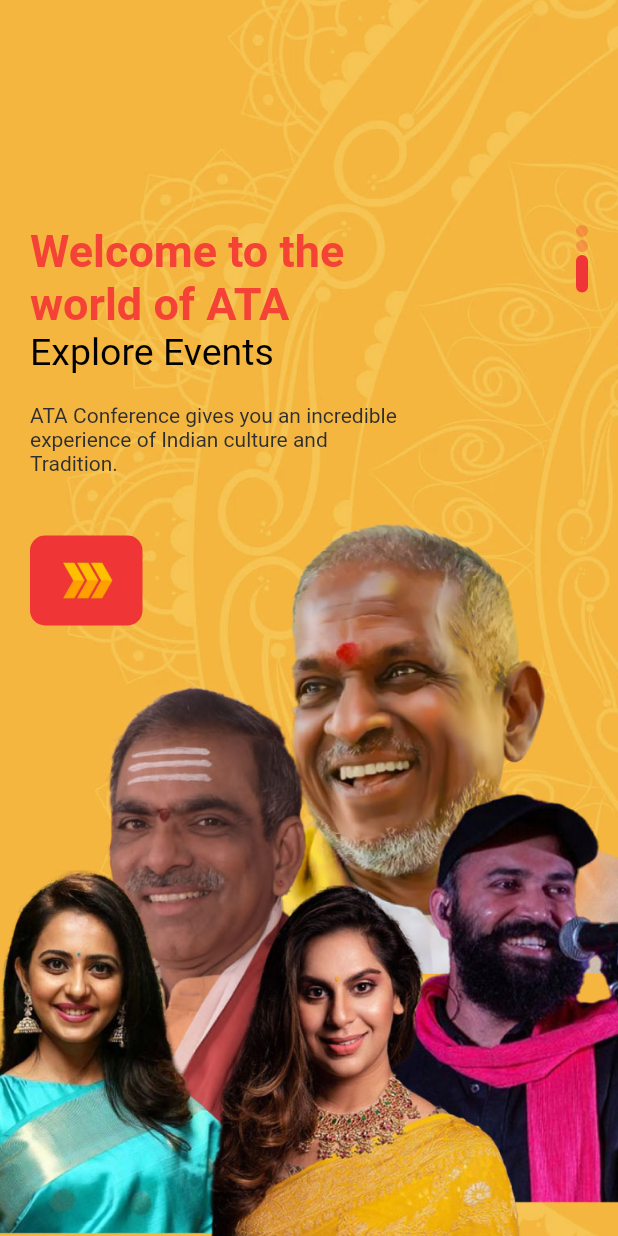
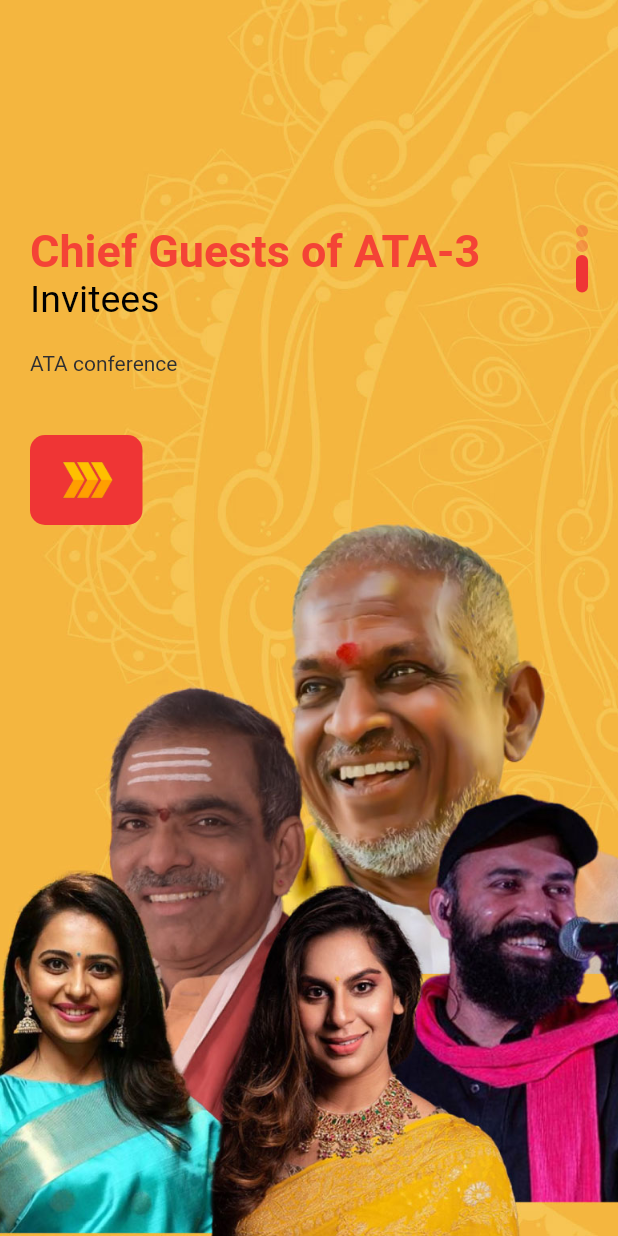
Before and after one commit to sabhinav3/int_appone, a Flutter app: the WelcomePage screen opened directly, swiped to page 3, on a phone screen of 412 x 824 dp. Run offline on Flutter 3.47's test engine with Material 2 defaults, Android fonts, the phone set to English and light mode, and no system bars; our stand-ins replace bloc, carousel_slider, cloud_firestore, equatable, firebase_auth, firebase_core and 5 more; missing offline and left inert: dart:ffi; accounts and stored records are empty.

Commit message:
made the welcome screen dynamic text and made various texts individual to the screens and changed the background

```diff
--- a/lib/pages/welcome_page.dart
+++ b/lib/pages/welcome_page.dart
@@ -1,4 +1,5 @@
 import 'package:flutter/material.dart';
+import 'package:flutter/cupertino.dart';
 import 'package:flutter_bloc/flutter_bloc.dart';
 import 'package:int_appone/cubit/app_cubits.dart';
 import 'package:int_appone/widgets/app_large_text.dart';
@@ -15,7 +16,29 @@ class WelcomePage extends StatefulWidget {
 }
 
 class _WelcomePageState extends State<WelcomePage> {
-  List images = ["bg-3.png", "bg-3.png", "bg-3.png"];
+  List images = ["ata_bg.png", "bg2.png", "bg-3.png"];
+
+  var info = [
+    {
+      "id": "1",
+      "text1": "Welcome to the \nworld of ATA",
+      "text2": "Explore Events",
+      "text3": "ATA conference gives you a great ",
+    },
+    {
+      "id": "2",
+      "text1": "Chief Guests of ATA",
+      "text2": "These are the invitees",
+      "text3": "ATA conference",
+    },
+    {
+      "id": "3",
+      "text1": "Chief Guests of ATA-3",
+      "text2": "Invitees",
+      "text3": "ATA conference",
+    },
+  ];
+
   // List text = [""]; // if we want to add seperate text items for each slider., then follow syntax like images.
   @override
   Widget build(BuildContext context) {
@@ -40,11 +63,11 @@ class _WelcomePageState extends State<WelcomePage> {
                       crossAxisAlignment: CrossAxisAlignment.start,
                       children: [
                         AppLargeText(
-                          text: "Welcome to the \nworld of ATA",
+                          text: info[index]['text1']!,
                           color: Colors.red,
                         ),
                         AppText(
-                          text: "Explore Events",
+                          text: info[index]['text2']!,
                           size: 25,
                         ),
                         const SizedBox(
@@ -53,8 +76,7 @@ class _WelcomePageState extends State<WelcomePage> {
                         SizedBox(
                           width: 250,
                           child: AppText(
-                            text:
-                                "ATA Conference gives you an incredible experience of Indian culture and Tradition.",
+                            text: info[index]['text3']!,
                             color: AppColors.textColor3,
                             size: 14,
                           ),
```
Also changed, not shown: img/red_arrow_2.png (deleted), 1 other file.
